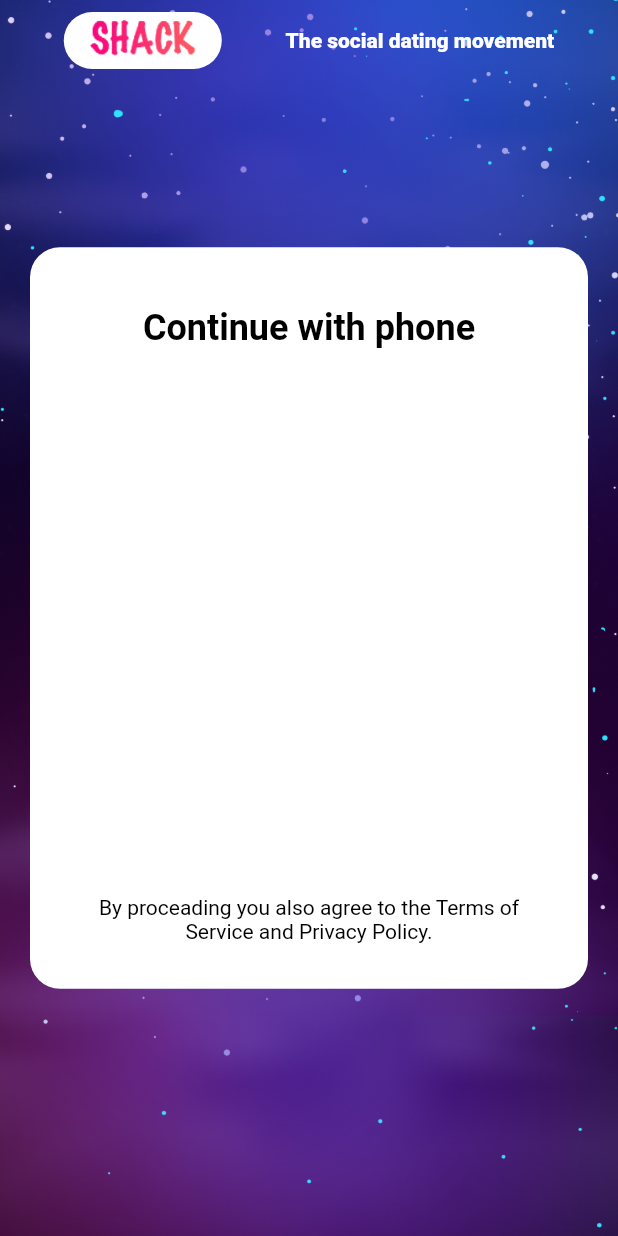
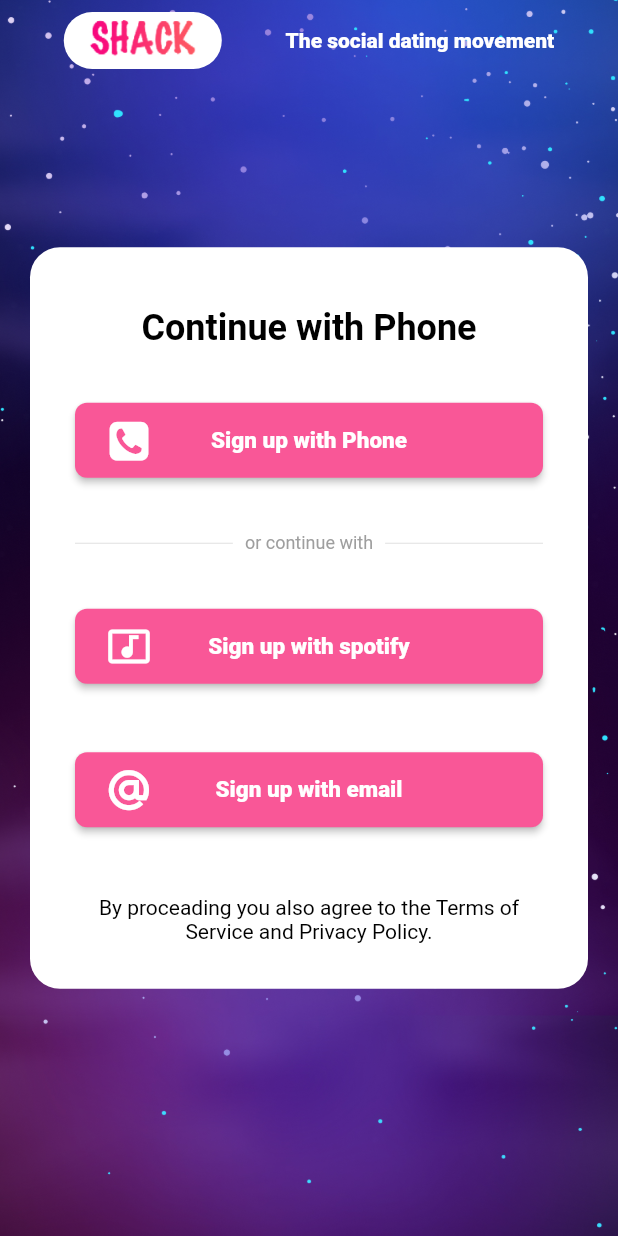
Before and after one commit to spiderion/shack, a Flutter app: the screen it shows after launch, on a phone screen of 412 x 824 dp. Run offline on Flutter 3.47's test engine with Material 2 defaults, Android fonts, the phone set to English and light mode, and no system bars; our stand-ins replace cached_network_image, camera, cloud_firestore, country_code_picker, firebase_auth, firebase_core and 13 more; missing offline and left inert: geocoder, spotify, swipe_stack, template_package, video_compress; accounts and stored records are empty.

Commit message:
- fix the colors in the welcome page again

```diff
--- a/lib/main.dart
+++ b/lib/main.dart
@@ -82,7 +82,7 @@ class _MyAppState extends State<MyApp> {
               ? TAB(null, null)
               : isAuth
                   ? SelectImage()
-                  : Welcome(),
+                  : WelcomePage(),
     );
   }
 }
--- a/lib/screens/phonesign/otp_verification.dart
+++ b/lib/screens/phonesign/otp_verification.dart
@@ -27,7 +27,7 @@ var onTapRecognizer;
 
 class _VerificationState extends State<Verification> {
   final _scaffoldKey = GlobalKey<ScaffoldState>();
-  Welcome _login = new Welcome();
+  WelcomePage _login = new WelcomePage();
 
   Future updateNumber() async {
     User user = FirebaseAuth.instance.currentUser!;
--- a/lib/screens/settings/edit_bio.dart
+++ b/lib/screens/settings/edit_bio.dart
@@ -396,7 +396,7 @@ class EditBioState extends State<EditBio> {
                                           await _auth.signOut().whenComplete(() {
                                             Navigator.pushReplacement(
                                               context,
-                                              CupertinoPageRoute(builder: (context) => Welcome()),
+                                              CupertinoPageRoute(builder: (context) => WelcomePage()),
                                             );
                                           });
                                         },
--- a/lib/screens/settings/settings.dart
+++ b/lib/screens/settings/settings.dart
@@ -534,7 +534,7 @@ class _SettingsState extends State<Settings> {
                                   await _auth.signOut().whenComplete(() {
                                     Navigator.pushReplacement(
                                       context,
-                                      CupertinoPageRoute(builder: (context) => Welcome()),
+                                      CupertinoPageRoute(builder: (context) => WelcomePage()),
                                     );
                                   });
                                 },
@@ -580,7 +580,7 @@ class _SettingsState extends State<Settings> {
                                     await _auth.signOut().whenComplete(() {
                                       Navigator.pushReplacement(
                                         context,
-                                        CupertinoPageRoute(builder: (context) => Welcome()),
+                                        CupertinoPageRoute(builder: (context) => WelcomePage()),
                                       );
                                     });
                                   });
--- a/lib/screens/welcome.dart
+++ b/lib/screens/welcome.dart
@@ -7,7 +7,7 @@ import 'package:shack/screens/select_image.dart';
 import 'package:shack/screens/tab.dart';
 import 'package:shack/themes/gridapp_icons.dart';
 
-class Welcome extends StatelessWidget {
+class WelcomePage extends StatelessWidget {
   @override
   Widget build(BuildContext context) {
     final ThemeData _theme = Theme.of(context);
@@ -39,9 +39,9 @@ class Welcome extends StatelessWidget {
         crossAxisAlignment: CrossAxisAlignment.center,
         children: <Widget>[
           Container(
-            padding: EdgeInsets.only(top: 10, bottom: 20),
+            padding: EdgeInsets.only(top: 10),
             child: Text(
-              'Continue with phone',
+              'Continue with Phone',
               style: TextStyle(color: Colors.black, fontSize: 24, fontWeight: FontWeight.bold),
               textAlign: TextAlign.start,
             ),
@@ -50,73 +50,22 @@ class Welcome extends StatelessWidget {
             width: double.infinity,
             height: 50,
             margin: EdgeInsets.only(top: 10, bottom: 10),
-            child: getButton(context),
+            child: getButton(context, () {
+              bool updateNumber = false;
+              Navigator.push(context, CupertinoPageRoute(builder: (context) => OTP(updateNumber)));
+            }, 'Sign up with Phone', Gridapp.phone_squared),
           ),
+          divider(),
+          Container(
+              width: double.infinity,
+              height: 50,
+              margin: EdgeInsets.only(top: 10, bottom: 10),
+              child: getButton(context, () {}, 'Sign up with spotify', Icons.music_video)),
           Container(
             width: double.infinity,
             height: 50,
             margin: EdgeInsets.only(top: 10, bottom: 10),
-            child: FlatButton(
-              shape: RoundedRectangleBorder(
-                borderRadius: BorderRadius.circular(8.0),
-              ),
-              color: _theme.backgroundColor,
-              padding: EdgeInsets.all(8),
-              textColor: _theme.primaryColor,
-              onPressed: () {},
-              child: Stack(
-                children: <Widget>[
-                  Container(
-                    padding: EdgeInsets.only(left: 5),
-                    alignment: Alignment.centerLeft,
-                    child: Icon(
-                      Icons.music_video,
-                      size: 30,
-                      color: Colors.white,
-                    ),
-                  ),
-                  Container(
-                    alignment: Alignment.center,
-                    child: Text(
-                      'Sign up with spotify',
-                      style: TextStyle(color: Colors.white, fontWeight: FontWeight.w900, fontSize: 15),
-                      textAlign: TextAlign.center,
-                    ),
-                  )
-                ],
-              ),
-            ),
-          ),
-          Container(
-            width: double.infinity,
-            height: 50,
-            margin: EdgeInsets.only(top: 10, bottom: 10),
-            child: FlatButton(
-              shape: RoundedRectangleBorder(
-                borderRadius: BorderRadius.circular(8.0),
-              ),
-              color: _theme.backgroundColor,
-              padding: EdgeInsets.all(8),
-              textColor: _theme.primaryColor,
-              onPressed: () {},
-              child: Stack(
-                children: <Widget>[
-                  Container(
-                    padding: EdgeInsets.only(left: 5),
-                    alignment: Alignment.centerLeft,
-                    child: Icon(Gridapp.at, size: 30, color: Colors.white),
-                  ),
-                  Container(
-                    alignment: Alignment.center,
-                    child: Text(
-                      'Sign up with email',
-                      style: TextStyle(color: Colors.white, fontWeight: FontWeight.w900, fontSize: 15),
-                      textAlign: TextAlign.center,
-                    ),
-                  )
-                ],
-              ),
-            ),
+            child: getButton(context, () {}, 'Sign up with email', Gridapp.at),
           ),
           Container(
             padding: EdgeInsets.only(top: 10),
@@ -134,28 +83,38 @@ Service and Privacy Policy.""",
     );
   }
 
-  Widget getButton(BuildContext context) {
-    final _theme = Theme.of(context);
-    return FlatButton(
-      shape: RoundedRectangleBorder(borderRadius: BorderRadius.circular(8.0)),
-      color: _theme.backgroundColor,
-      padding: EdgeInsets.all(8),
-      textColor: _theme.primaryColor,
-      onPressed: () {
-        bool updateNumber = false;
-        Navigator.push(context, CupertinoPageRoute(builder: (context) => OTP(updateNumber)));
-      },
+  Row divider() {
+    return Row(
+          mainAxisAlignment: MainAxisAlignment.center,
+          children: [
+            Expanded(child: Divider()),
+            Padding(
+              padding: const EdgeInsets.symmetric(horizontal: 8.0),
+              child: Text(
+                'or continue with',
+                style: TextStyle(color: Colors.grey, fontSize: 12),
+              ),
+            ),
+            Expanded(child: Divider())
+          ],
+        );
+  }
+
+  Widget getButton(BuildContext context, Function() onTap, String text, IconData icon) {
+    return ElevatedButton(
+      style: ButtonStyle(),
+      onPressed: onTap,
       child: Stack(
         children: <Widget>[
           Container(
             padding: EdgeInsets.only(left: 5),
             alignment: Alignment.centerLeft,
-            child: Icon(Gridapp.phone_squared, size: 30, color: Colors.white),
+            child: Icon(icon, size: 30, color: Colors.white),
           ),
           Container(
             alignment: Alignment.center,
             child: Text(
-              'Sign up with phone',
+              text,
               style: TextStyle(
                 color: Colors.white,
                 fontWeight: FontWeight.w900,
--- a/lib/themes/theme.dart
+++ b/lib/themes/theme.dart
@@ -43,6 +43,7 @@ abstract class CustomeTheme {
     brightness: Brightness.light,
     primaryColorDark: LightTheme.mPurple,
     buttonTheme: _buttonTheme,
+    elevatedButtonTheme: elevatedButtonThemeData(),
     errorColor: _errorColor,
     backgroundColor: Colors.white,
     inputDecorationTheme: LightTheme.inputDecorationTheme,
@@ -50,6 +51,14 @@ abstract class CustomeTheme {
     appBarTheme: LightTheme.appBarTheme,
     disabledColor: const Color.fromRGBO(200, 200, 200, 1),
   );
+
+  static ElevatedButtonThemeData elevatedButtonThemeData() {
+    return ElevatedButtonThemeData(
+      style: ButtonStyle(
+          shape: MaterialStateProperty.all(RoundedRectangleBorder(borderRadius: BorderRadius.circular(8))),
+          backgroundColor: MaterialStateProperty.all(primaryColor)),
+    );
+  }
 }
 
 abstract class LightTheme {
```
Also changed, not shown: lib/screens/phonesign/otp.dart (+15 -34 lines).
